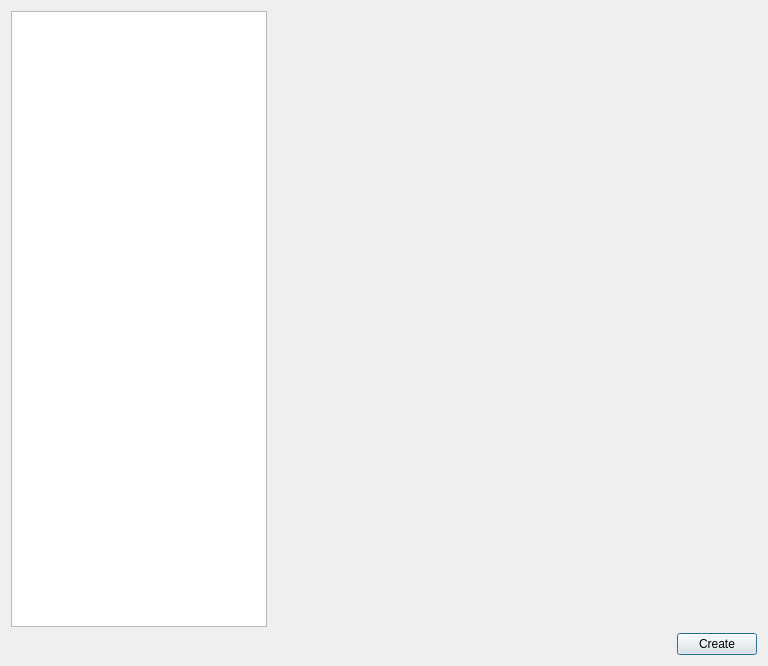
Above: uis/flow/editor/document/new_document_dialog.ui from AdamMinge/pillar_app before the change. Below: the same form after it.
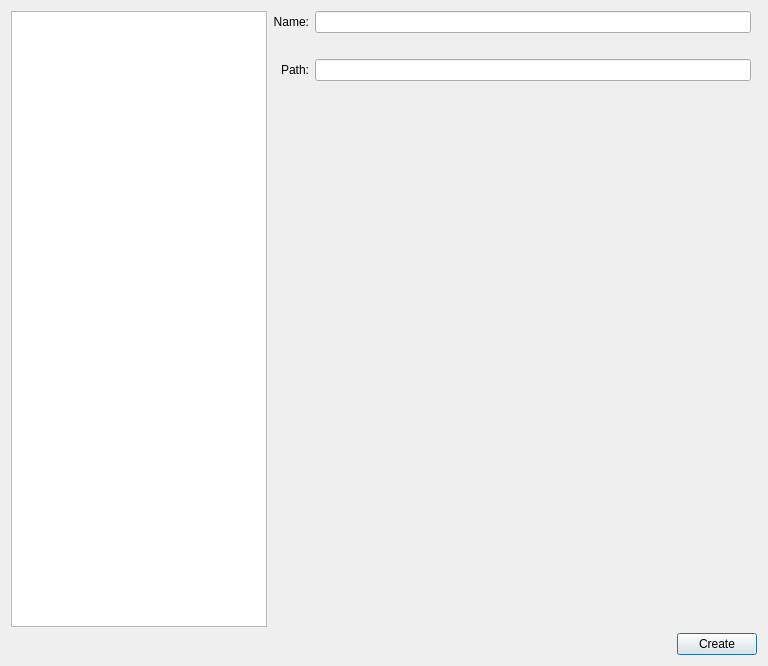
That is the form after the change. Custom widgets are drawn as their Qt base class.

Commit message: add setter UI for new document creation

The edit to the form file:
```diff
--- a/uis/flow/editor/document/new_document_dialog.ui
+++ b/uis/flow/editor/document/new_document_dialog.ui
@@ -15,6 +15,8 @@
   </property>
   <layout class="QVBoxLayout" name="verticalLayout">
    <item>
+    <layout class="QHBoxLayout" name="horizontalLayout_2">
+     <item>
     <layout class="QHBoxLayout" name="horizontalLayout">
      <item>
       <widget class="QListView" name="m_document_type_list">
@@ -27,6 +29,78 @@
       </widget>
      </item>
      <item>
+        <layout class="QVBoxLayout" name="verticalLayout_3">
+         <property name="rightMargin">
+          <number>0</number>
+         </property>
+         <item>
+          <layout class="QGridLayout" name="gridLayout">
+           <property name="topMargin">
+            <number>0</number>
+           </property>
+           <item row="4" column="0" colspan="3">
+            <widget class="QLabel" name="m_document_path_error_message">
+             <property name="styleSheet">
+              <string notr="true">color : #ed4337</string>
+             </property>
+             <property name="text">
+              <string notr="true"/>
+             </property>
+             <property name="alignment">
+              <set>Qt::AlignCenter</set>
+             </property>
+            </widget>
+           </item>
+           <item row="2" column="0" colspan="2">
+            <widget class="QLabel" name="m_document_name_error_message">
+             <property name="styleSheet">
+              <string notr="true">color : #ed4337</string>
+             </property>
+             <property name="text">
+              <string notr="true"/>
+             </property>
+             <property name="alignment">
+              <set>Qt::AlignCenter</set>
+             </property>
+            </widget>
+           </item>
+           <item row="1" column="0">
+            <widget class="QLabel" name="m_document_name_label">
+             <property name="text">
+              <string>Name:</string>
+             </property>
+             <property name="alignment">
+              <set>Qt::AlignRight|Qt::AlignTrailing|Qt::AlignVCenter</set>
+             </property>
+            </widget>
+           </item>
+           <item row="1" column="1">
+            <widget class="QLineEdit" name="m_document_name_edit">
+             <property name="text">
+              <string notr="true"/>
+             </property>
+            </widget>
+           </item>
+           <item row="3" column="1">
+            <widget class="utils::QtDirBrowserLineEdit" name="m_document_path_edit">
+             <property name="text">
+              <string notr="true"/>
+             </property>
+            </widget>
+           </item>
+           <item row="3" column="0">
+            <widget class="QLabel" name="m_document_path_label">
+             <property name="text">
+              <string>Path:</string>
+             </property>
+             <property name="alignment">
+              <set>Qt::AlignRight|Qt::AlignTrailing|Qt::AlignVCenter</set>
+             </property>
+            </widget>
+           </item>
+          </layout>
+         </item>
+         <item>
       <widget class="QStackedWidget" name="m_stacked_widget">
        <property name="sizePolicy">
         <sizepolicy hsizetype="Expanding" vsizetype="Expanding">
@@ -38,8 +112,15 @@
      </item>
     </layout>
    </item>
+      </layout>
+     </item>
+    </layout>
+   </item>
    <item>
-    <layout class="QHBoxLayout" name="horizontalLayout_2">
+    <layout class="QHBoxLayout" name="horizontalLayout_3">
+     <property name="bottomMargin">
+      <number>0</number>
+     </property>
      <item>
       <spacer name="horizontalSpacer">
        <property name="orientation">
@@ -67,6 +148,13 @@
    </item>
   </layout>
  </widget>
+ <customwidgets>
+  <customwidget>
+   <class>utils::QtDirBrowserLineEdit</class>
+   <extends>QLineEdit</extends>
+   <header location="global">flow/utils/qt/line_edit/dir_browser_line_edit.h</header>
+  </customwidget>
+ </customwidgets>
  <resources/>
  <connections/>
 </ui>
```
Lines whose indentation alone changed are shown as unchanged. The commit also changes 6 other files.
